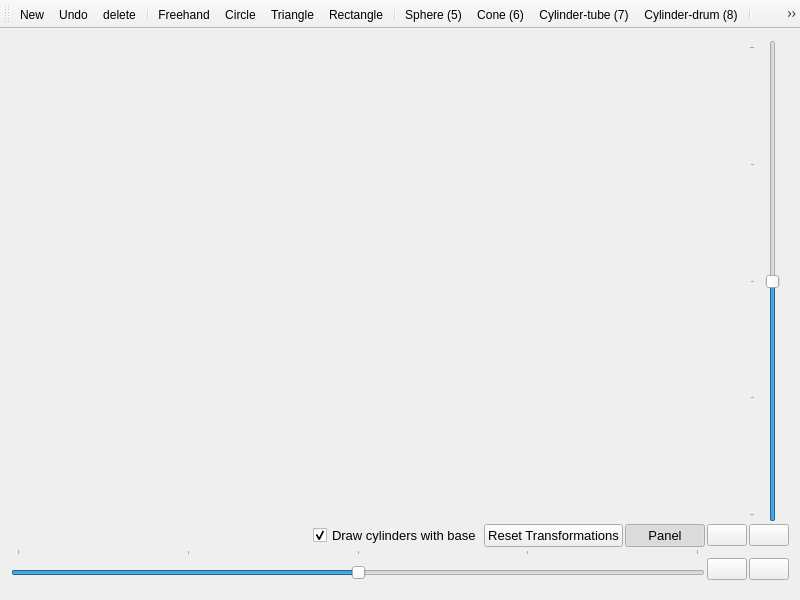
This is mainwindow.ui in KeniF/Speedy-Sketching as Qt 5 draws it before an edit. The edited form follows.
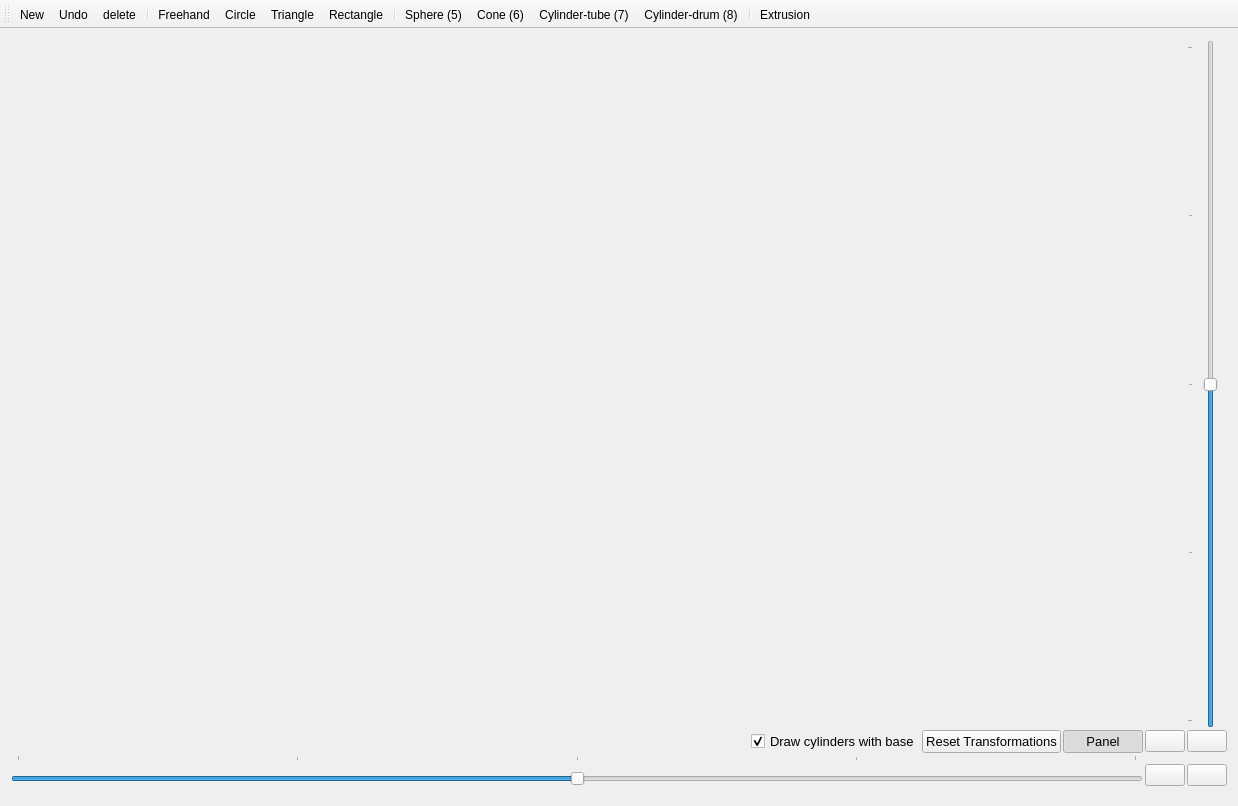
This is the edited form. Icons and pictures are not drawn.

Patch:
```diff
--- a/mainwindow.ui
+++ b/mainwindow.ui
@@ -6,8 +6,8 @@
    <rect>
     <x>0</x>
     <y>0</y>
-    <width>800</width>
-    <height>600</height>
+    <width>1238</width>
+    <height>806</height>
    </rect>
   </property>
   <property name="sizePolicy">
@@ -18,8 +18,8 @@
   </property>
   <property name="minimumSize">
    <size>
-    <width>800</width>
-    <height>600</height>
+    <width>1200</width>
+    <height>800</height>
    </size>
   </property>
   <property name="contextMenuPolicy">
```
